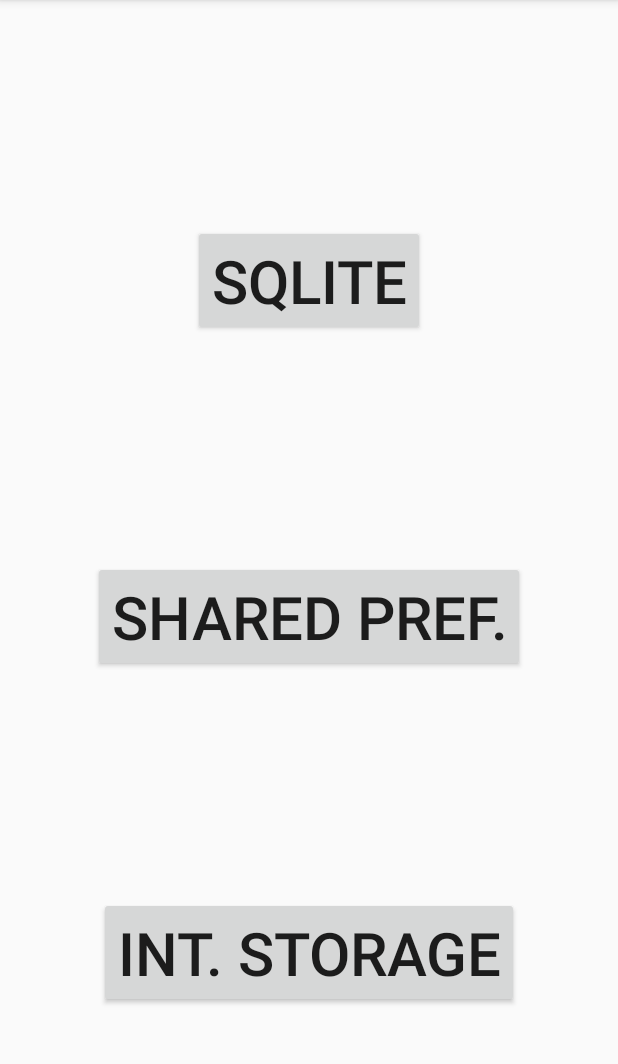
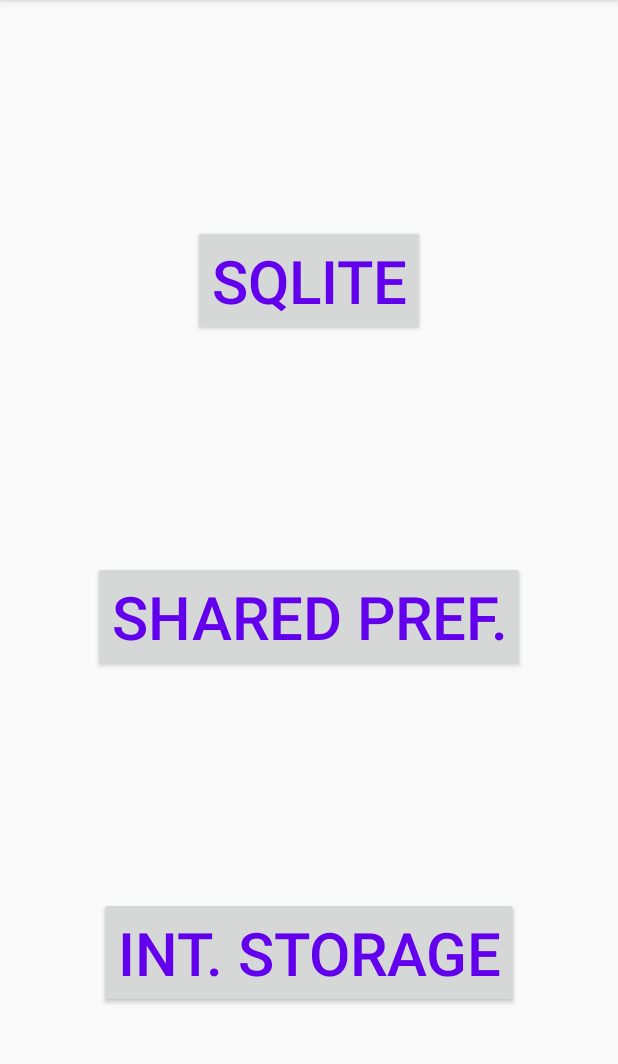
Before and after one commit to dscvitpune/Android_Templates, an Android app: the screen it shows after launch (MainActivity), on a phone screen of 412 x 824 dp, the part 84-1148 px from its top. Run offline under Robolectric (Android 15) with nearby library versions, the light colour scheme and no system bars.

Commit message:
did some UI changes and simplified user experience

```diff
--- a/CRUD operations in Database/app/src/main/java/com/example/todolist/InternalStorageDemo.java
+++ b/CRUD operations in Database/app/src/main/java/com/example/todolist/InternalStorageDemo.java
@@ -17,7 +17,7 @@ import java.io.InputStreamReader;
 public class InternalStorageDemo extends AppCompatActivity {
 
     // variables
-    public static final String FILE_NAME = "defaultTask.txt";
+    public static final String FILE_NAME = "file.txt";
     EditText editText;
 
     @Override
@@ -40,7 +40,7 @@ public class InternalStorageDemo extends AppCompatActivity {
             fos = openFileOutput(FILE_NAME, MODE_PRIVATE); // Setting filename and mode
             fos.write(text.getBytes()); // writing file
             editText.getText().clear(); // Clearing text after saving it
-            Toast.makeText(this, "Task Saved to " + getFilesDir() + "/" + FILE_NAME, Toast.LENGTH_LONG).show();
+            Toast.makeText(this, "Task is Saved to " + getFilesDir() + "/" + FILE_NAME, Toast.LENGTH_LONG).show();
         } catch (IOException e) {
             e.printStackTrace();
         } finally{
@@ -75,7 +75,7 @@ public class InternalStorageDemo extends AppCompatActivity {
             editText.setText(sb.toString());
 
             //Toast message
-            Toast.makeText(this, "Loaded!!!", Toast.LENGTH_SHORT).show();
+            Toast.makeText(this, "Saved Text Loaded!!", Toast.LENGTH_SHORT).show();
         } catch (IOException e) {
             e.printStackTrace();
         } finally{
--- a/CRUD operations in Database/app/src/main/java/com/example/todolist/SharedPreferancesDemo.java
+++ b/CRUD operations in Database/app/src/main/java/com/example/todolist/SharedPreferancesDemo.java
@@ -47,7 +47,7 @@ public class SharedPreferancesDemo extends AppCompatActivity {
                 editText.setText(msg);
 
                 // Toast message
-                Toast.makeText(SharedPreferancesDemo.this, "Entered!!!", Toast.LENGTH_SHORT).show();
+                Toast.makeText(SharedPreferancesDemo.this, "Text is Entered!!!", Toast.LENGTH_SHORT).show();
             }
         });
 
--- a/CRUD operations in Database/app/src/main/res/layout/activity_main.xml
+++ b/CRUD operations in Database/app/src/main/res/layout/activity_main.xml
@@ -14,7 +14,8 @@
         android:layout_centerHorizontal="true"
         android:layout_marginTop="150dp"
         android:text="SQLite"
-        android:textSize="40dp" />
+        android:textSize="40dp"
+        android:textColor="@color/colorPrimary"/>
 
     <Button
         android:id="@+id/sharedpref_btn"
@@ -24,7 +25,8 @@
         android:text="Shared Pref."
         android:textSize="40dp"
         android:layout_below="@+id/sqlite_btn"
-        android:layout_centerHorizontal="true"/>
+        android:layout_centerHorizontal="true"
+        android:textColor="@color/colorPrimary"/>
 
     <Button
         android:id="@+id/intstorage_btn"
@@ -34,6 +36,7 @@
         android:text="Int. Storage"
         android:textSize="40dp"
         android:layout_below="@+id/sharedpref_btn"
-        android:layout_centerHorizontal="true"/>
+        android:layout_centerHorizontal="true"
+        android:textColor="@color/colorPrimary"/>
 
 </RelativeLayout>
--- a/CRUD operations in Database/app/src/main/res/layout/activity_shared_preferances_demo.xml
+++ b/CRUD operations in Database/app/src/main/res/layout/activity_shared_preferances_demo.xml
@@ -14,7 +14,8 @@
         android:layout_marginTop="150dp"
         android:textSize="50dp"
         android:textAlignment="center"
-        android:hint="Enter here"/>
+        android:hint="Enter here"
+        android:textColor="@color/colorPrimary"/>
 
     <Button
         android:id="@+id/button_enter"
@@ -24,6 +25,7 @@
         android:layout_centerHorizontal="true"
         android:layout_marginTop="100dp"
         android:text="Enter Task"
-        android:textSize="50dp" />
+        android:textSize="50dp"
+        android:textColor="@color/colorPrimary"/>
 
 </RelativeLayout>
--- a/CRUD operations in Database/app/src/main/res/layout/cudialog.xml
+++ b/CRUD operations in Database/app/src/main/res/layout/cudialog.xml
@@ -8,7 +8,8 @@
         android:id="@+id/d_task"
         android:layout_width="match_parent"
         android:layout_height="wrap_content"
-        android:hint="Enter Task" />
+        android:hint="Enter Task"
+        android:textColor="@color/colorPrimary"/>
 
     <EditText
         android:id="@+id/d_description"
@@ -17,6 +18,7 @@
         android:layout_below="@id/d_task"
         android:layout_alignParentStart="true"
         android:hint="Enter Task Description"
-        android:inputType="textMultiLine" />
+        android:inputType="textMultiLine"
+        android:textColor="@color/colorPrimary"/>
 
 </RelativeLayout>
--- a/CRUD operations in Database/build.gradle
+++ b/CRUD operations in Database/build.gradle
@@ -5,7 +5,7 @@ buildscript {
         jcenter()
     }
     dependencies {
-        classpath "com.android.tools.build:gradle:4.0.0"
+        classpath 'com.android.tools.build:gradle:4.0.2'
 
         // NOTE: Do not place your application dependencies here; they belong
         // in the individual module build.gradle files
```
Also changed, not shown: CRUD operations in Database/app/src/main/res/layout/activity_internal_storage_demo.xml (+6 -3 lines), CRUD operations in Database/app/src/main/res/layout/task_list_layout.xml (+6 -3 lines).
